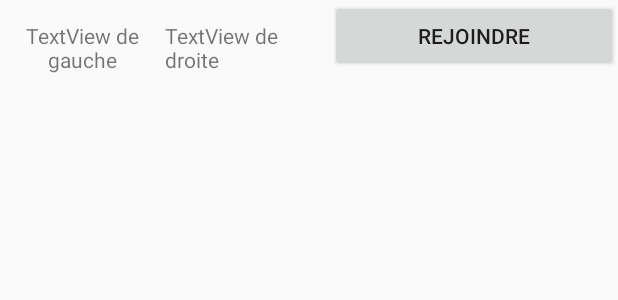
After one commit to Tenshi25/RPGAndroidProject, an Android app: the layout descripteur_liste_groupe.xml on its own in the app's theme, with its tools: preview values and no code run, on a phone screen of 412 x 824 dp. The commit adds this screen. Shown: the top 300 px of the screen. Run offline under Robolectric (Android 15) with nearby library versions, the phone set to English and light mode, and no system bars.

Commit message:
Apparition gestion groupe pas fini

```diff
--- a/app/src/main/java/master/ccm/rpgandroidproject/activite/GroupeViewActivity.java
+++ b/app/src/main/java/master/ccm/rpgandroidproject/activite/GroupeViewActivity.java
@@ -23,4 +23,7 @@ public class GroupeViewActivity extends AppCompatActivity {
     public void onClickRetour(View view) {
         finish();
     }
+
+    public void UpdateSucess() {
+    }
 }
--- a/app/src/main/java/master/ccm/rpgandroidproject/activite/formCreateGroupeActivity.java
+++ b/app/src/main/java/master/ccm/rpgandroidproject/activite/formCreateGroupeActivity.java
@@ -1,5 +1,6 @@
 package master.ccm.rpgandroidproject.activite;
 
+import android.content.Intent;
 import android.support.v7.app.AppCompatActivity;
 import android.os.Bundle;
 import android.view.View;
@@ -32,5 +33,7 @@ public class formCreateGroupeActivity extends AppCompatActivity {
     public void InsertSuccess(String id) {
         String idGroupe =id;
         Toast.makeText(this,"Le groupe à été ajouter ! ",Toast.LENGTH_LONG);
+        Intent listGroupeView = new Intent (this,GroupeViewActivity.class);
+        startActivity(listGroupeView);
     }
 }
--- a/app/src/main/java/master/ccm/rpgandroidproject/activite/pageChoixPerso.java
+++ b/app/src/main/java/master/ccm/rpgandroidproject/activite/pageChoixPerso.java
@@ -57,7 +57,7 @@ public class pageChoixPerso extends AppCompatActivity {
         //tableauChaines =getResources().getStringArray(R.array.tableau_de_chaines);*/
 
         //adapter fais le lien entre la liste et le tableau de chaine
-        //ArrayAdapter<String> monArrayAdapter=new ArrayAdapter(this,R.layout.descripteur_de_ligne,R.id.tv_nom_perso,tableauChaines);
+        //ArrayAdapter<String> monArrayAdapter=new ArrayAdapter(this,R.layout.decripteur_Groupes,R.id.tv_nom_perso,tableauChaines);
         //maListPersonnage.setAdapter(monArrayAdapter);
         maListPersonnage.setOnItemClickListener(new AdapterView.OnItemClickListener() {
             @Override
--- /dev/null
+++ b/app/src/main/res/layout/descripteur_liste_groupe.xml
@@ -0,0 +1,40 @@
+<?xml version="1.0" encoding="utf-8"?>
+<android.support.constraint.ConstraintLayout xmlns:android="http://schemas.android.com/apk/res/android"
+    xmlns:app="http://schemas.android.com/apk/res-auto"
+    android:layout_width="match_parent"
+    android:layout_height="match_parent">
+
+    <LinearLayout
+        android:layout_width="match_parent"
+        android:layout_height="match_parent"
+        android:orientation="horizontal">
+
+        <TextView
+            android:id="@+id/tv_nomGroupe"
+            android:layout_width="110dp"
+            android:layout_height="wrap_content"
+            android:text="TextView de gauche"
+            android:textAlignment="center"
+            app:layout_constraintBaseline_toBaselineOf="@+id/tv_nbPerso"
+            app:layout_constraintEnd_toEndOf="@+id/tv_nbPerso"
+            app:layout_constraintStart_toStartOf="parent" />
+
+        <TextView
+            android:id="@+id/tv_nbPerso"
+            android:layout_width="110dp"
+            android:layout_height="wrap_content"
+            android:text="TextView de droite"
+            app:layout_constraintStart_toStartOf="parent"
+            app:layout_constraintTop_toTopOf="parent" />
+
+        <Button
+            android:id="@+id/bt_rejoindre"
+            android:layout_width="wrap_content"
+            android:layout_height="wrap_content"
+            android:layout_weight="1"
+            android:onClick="onClickRejoindre"
+            android:text="Rejoindre" />
+
+    </LinearLayout>
+
+</android.support.constraint.ConstraintLayout>
```
Also changed, not shown: app/src/main/java/master/ccm/rpgandroidproject/Entity/Groupe.java (added, +37 -0 lines), app/src/main/java/master/ccm/rpgandroidproject/activite/listeGroupeActivity.java (+75 -0 lines), app/src/main/java/master/ccm/rpgandroidproject/manager/DonjonManager.java (+78 -4 lines).
